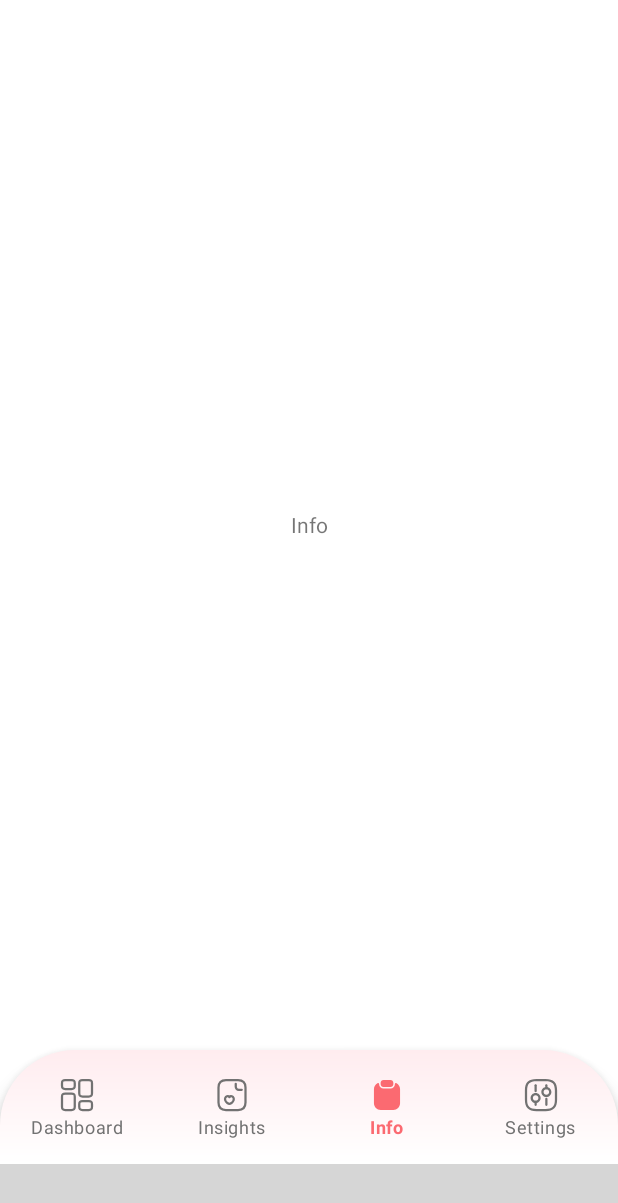
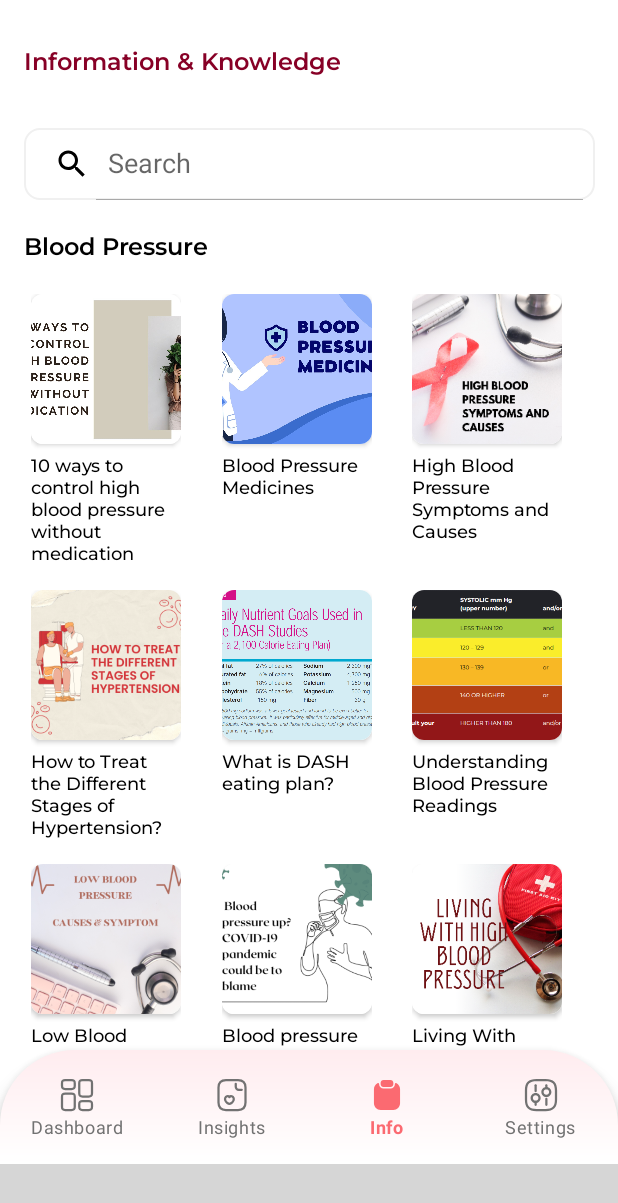
Before and after one commit to Apehero-Saigon/BloodPressure, an Android app: the HomeFragment screen opened through its navigation route, item 3 of the bottom bar chosen, on a phone screen of 412 x 824 dp. Shown: the top 1203 px of the screen. Run offline under Robolectric (Android 15) with nearby library versions, the phone set to English and light mode, and no system bars; our stand-ins replace AdMob, Dagger/Hilt's generated code, data binding, navigation-ui; libraries missing offline, so code that uses them is left out: com.ads.control, com.applovin.sdk, com.bytedance.sdk, com.google.ads.mediation, com.ironsource.mediationsdk and 2 more; pictures from the network do not load; 11 statements that could not run were skipped; grey boxes are pictures that could not be loaded.

Commit message:
Finish info knowledge

```diff
--- a/app/src/main/java/com/blood/App.kt
+++ b/app/src/main/java/com/blood/App.kt
@@ -53,7 +53,7 @@ class App : AdsMultiDexApplication(), HasAndroidInjector {
         Admob.getInstance().setOpenActivityAfterShowInterAds(true)
 
         //Firebase analytics
-        FirebaseUtils.init(this)
+//        FirebaseUtils.init(this)
     }
 
     @Inject
--- /dev/null
+++ b/app/src/main/java/com/blood/data/InfoKnowledge.kt
@@ -0,0 +1,6 @@
+package com.blood.data
+
+import java.io.Serializable
+
+data class InfoKnowledge(val id: Int, val photo: Int, val title: Int, val content: Int) :
+    Serializable
--- a/app/src/main/java/com/blood/di/module/FragmentModule.kt
+++ b/app/src/main/java/com/blood/di/module/FragmentModule.kt
@@ -2,6 +2,7 @@ package com.blood.di.module
 
 import com.blood.ui.fragments.dashboard.DashBoardFragment
 import com.blood.ui.fragments.home.HomeFragment
+import com.blood.ui.fragments.info.InfoDetailFragment
 import com.blood.ui.fragments.info.InfoFragment
 import com.blood.ui.fragments.insight.InsightFragment
 import com.blood.ui.fragments.language.LanguageFragment
@@ -45,6 +46,9 @@ abstract class FragmentModule {
     abstract fun infoFragment(): InfoFragment
 
     @ContributesAndroidInjector
+    abstract fun infoDetailFragment(): InfoDetailFragment
+
+    @ContributesAndroidInjector
     abstract fun settingFragment(): SettingFragment
 
     @ContributesAndroidInjector
--- /dev/null
+++ b/app/src/main/java/com/blood/ui/adapters/BloodPressureInfoKnowledgeAdapter.kt
@@ -0,0 +1,52 @@
+package com.blood.ui.adapters
+
+import android.annotation.SuppressLint
+import android.view.LayoutInflater
+import android.view.View
+import android.view.ViewGroup
+import android.widget.ImageView
+import android.widget.TextView
+import androidx.recyclerview.widget.RecyclerView
+import com.blood.data.InfoKnowledge
+import com.blood.utils.ViewUtils.clickWithDebounce
+import com.bloodpressure.pressuremonitor.bloodpressuretracker.R
+
+class BloodPressureInfoKnowledgeAdapter(
+    var list: List<InfoKnowledge>, val callback: Callback? = null
+) : RecyclerView.Adapter<BloodPressureInfoKnowledgeAdapter.ViewHolder>() {
+
+    override fun onCreateViewHolder(parent: ViewGroup, viewType: Int): ViewHolder {
+        val view = LayoutInflater.from(parent.context)
+            .inflate(R.layout.item_blood_pressure_info_knowledge, parent, false)
+        return ViewHolder(view)
+    }
+
+    override fun getItemCount(): Int {
+        return list.size
+    }
+
+    override fun onBindViewHolder(holder: ViewHolder, position: Int) {
+        val infoKnowledge = list[position]
+
+        holder.photo.setImageResource(infoKnowledge.photo)
+        holder.title.text = holder.itemView.context.getText(infoKnowledge.title)
+        holder.itemView.clickWithDebounce {
+            callback?.onInfoKnowLedgeClicked(infoKnowledge)
+        }
+    }
+
+    inner class ViewHolder(ItemView: View) : RecyclerView.ViewHolder(ItemView) {
+        val photo: ImageView = itemView.findViewById(R.id.ivPhoto)
+        val title: TextView = itemView.findViewById(R.id.tvTitle)
+    }
+
+    @SuppressLint("NotifyDataSetChanged")
+    fun updateDate(list: ArrayList<InfoKnowledge>) {
+        this.list = list
+        notifyDataSetChanged()
+    }
+
+    interface Callback {
+        fun onInfoKnowLedgeClicked(infoKnowledge: InfoKnowledge)
+    }
+}
--- a/app/src/main/java/com/blood/ui/fragments/info/InfoFragment.kt
+++ b/app/src/main/java/com/blood/ui/fragments/info/InfoFragment.kt
@@ -1,16 +1,20 @@
 package com.blood.ui.fragments.info
 
 import android.content.Context
+import androidx.recyclerview.widget.GridLayoutManager
 import com.bloodpressure.pressuremonitor.bloodpressuretracker.R
 import com.bloodpressure.pressuremonitor.bloodpressuretracker.databinding.FragmentInfoBinding
 import com.blood.base.BaseFragment
+import com.blood.data.InfoKnowledge
+import com.blood.ui.adapters.BloodPressureInfoKnowledgeAdapter
 import com.blood.ui.fragments.home.HomeFragment
+import com.blood.ui.fragments.home.HomeFragmentDirections
 import com.blood.ui.fragments.home.HomeViewModel
 import com.blood.ui.fragments.home.IHomeUi
 
 class InfoFragment : BaseFragment<HomeViewModel, FragmentInfoBinding>(
     R.layout.fragment_info, HomeViewModel::class.java
-) {
+), BloodPressureInfoKnowledgeAdapter.Callback {
     var iHomeUi: IHomeUi? = null
 
     override fun onAttach(context: Context) {
@@ -19,4 +23,41 @@ class InfoFragment : BaseFragment<HomeViewModel, FragmentInfoBinding>(
             iHomeUi = parentFragment?.parentFragment as HomeFragment
         }
     }
+
+    override fun initView() {
+        val manager = GridLayoutManager(requireContext(), 3)
+
+        binding.rcvInfo.adapter = BloodPressureInfoKnowledgeAdapter(getListBloodPressure(), this)
+        binding.rcvInfo.layoutManager = manager
+    }
+
+    private fun getListBloodPressure() = mutableListOf(
+        InfoKnowledge(
+            1, R.drawable.img_post_01, R.string.post_01_title, R.string.post_01_content
+        ), InfoKnowledge(
+            2, R.drawable.img_post_03, R.string.post_03_title, R.string.post_03_content
+        ), InfoKnowledge(
+            3, R.drawable.img_post_04, R.string.post_04_title, R.string.post_04_content
+        ), InfoKnowledge(
+            4, R.drawable.img_post_06, R.string.post_06_title, R.string.post_06_content
+        ), InfoKnowledge(
+            5, R.drawable.img_post_07, R.string.post_07_title, R.string.post_07_content
+        ), InfoKnowledge(
+            6, R.drawable.img_post_09, R.string.post_09_title, R.string.post_09_content
+        ), InfoKnowledge(
+            8, R.drawable.img_post_10, R.string.post_10_title, R.string.post_10_content
+        ), InfoKnowledge(
+            9, R.drawable.img_post_11, R.string.post_11_title, R.string.post_11_content
+        ), InfoKnowledge(
+            10, R.drawable.img_post_12, R.string.post_12_title, R.string.post_12_content
+        )
+    )
+
+    override fun onInfoKnowLedgeClicked(infoKnowledge: InfoKnowledge) {
+        iHomeUi?.navigateTo(
+            HomeFragmentDirections.actionHomeFragmentToInfoDetailFragment(
+                infoKnowledge
+            )
+        )
+    }
 }
--- a/app/src/main/java/com/blood/ui/fragments/profile/ProfileEditFragment.kt
+++ b/app/src/main/java/com/blood/ui/fragments/profile/ProfileEditFragment.kt
@@ -3,7 +3,6 @@ package com.blood.ui.fragments.profile
 import android.widget.ArrayAdapter
 import androidx.navigation.fragment.findNavController
 import androidx.navigation.fragment.navArgs
-import com.ads.control.ads.AperoAd
 import com.blood.base.BaseFragment
 import com.blood.data.Profile
 import com.blood.utils.AdsUtils.BannerUtils.loadBanner
--- a/app/src/main/res/layout/fragment_info.xml
+++ b/app/src/main/res/layout/fragment_info.xml
@@ -1,13 +1,59 @@
 <?xml version="1.0" encoding="utf-8"?>
-<layout>
+<layout xmlns:app="http://schemas.android.com/apk/res-auto">
 
-    <androidx.constraintlayout.widget.ConstraintLayout xmlns:android="http://schemas.android.com/apk/res/android"
+    <LinearLayout xmlns:android="http://schemas.android.com/apk/res/android"
+        xmlns:tools="http://schemas.android.com/tools"
         android:layout_width="match_parent"
-        android:layout_height="match_parent">
+        android:layout_height="match_parent"
+        android:background="@color/white"
+        android:orientation="vertical"
+        tools:context=".ui.info.InfoFragment">
+
+
         <TextView
             android:layout_width="match_parent"
-            android:layout_height="match_parent"
-            android:gravity="center"
-            android:text="Info" />
-    </androidx.constraintlayout.widget.ConstraintLayout>
+            android:layout_height="wrap_content"
+            android:layout_marginHorizontal="16dp"
+            android:layout_marginVertical="30dp"
+            android:fontFamily="@font/montserrat_semibold"
+            android:text="@string/information_knowledge"
+            android:textColor="@color/color_text_special"
+            android:textSize="16sp" />
+
+        <androidx.appcompat.widget.Toolbar
+            android:layout_width="match_parent"
+            android:layout_height="wrap_content">
+
+            <androidx.appcompat.widget.SearchView
+                android:id="@+id/searchView"
+                android:layout_width="match_parent"
+                android:layout_height="wrap_content"
+                android:layout_marginHorizontal="15dp"
+                android:background="@drawable/background_dashboard_menu_layout"
+                android:shadowColor="@android:color/transparent"
+                android:textSize="14sp"
+                app:defaultQueryHint="@string/search"
+                app:iconifiedByDefault="false"
+                app:queryHint="@string/search"
+                app:searchHintIcon="@drawable/ic_search"
+                app:searchIcon="@drawable/ic_search" />
+        </androidx.appcompat.widget.Toolbar>
+
+
+        <TextView
+            android:layout_width="match_parent"
+            android:layout_height="wrap_content"
+            android:layout_margin="16dp"
+            android:fontFamily="@font/montserrat_semibold"
+            android:text="@string/blood_pressure"
+            android:textColor="@color/color_text_normal"
+            android:textSize="16sp" />
+
+        <androidx.recyclerview.widget.RecyclerView
+            android:id="@+id/rcvInfo"
+            android:layout_width="match_parent"
+            android:layout_height="wrap_content"
+            android:layout_marginHorizontal="15dp" />
+
+    </LinearLayout>
 </layout>
--- /dev/null
+++ b/app/src/main/res/layout/item_blood_pressure_info_knowledge.xml
@@ -0,0 +1,37 @@
+<?xml version="1.0" encoding="utf-8"?>
+<LinearLayout xmlns:android="http://schemas.android.com/apk/res/android"
+    xmlns:app="http://schemas.android.com/apk/res-auto"
+    android:id="@+id/elementLayout"
+    android:layout_width="100dp"
+    android:layout_height="wrap_content"
+    android:layout_margin="5dp"
+    android:orientation="vertical">
+
+    <androidx.cardview.widget.CardView
+        android:layout_width="100dp"
+        android:layout_height="100dp"
+        android:elevation="10dp"
+        app:cardCornerRadius="8dp">
+
+        <ImageView
+            android:id="@+id/ivPhoto"
+            android:layout_width="match_parent"
+            android:layout_height="match_parent"
+            android:background="@color/white"
+            android:contentDescription="@string/image"
+            android:scaleType="centerCrop"
+            android:src="@drawable/img_info_running" />
+    </androidx.cardview.widget.CardView>
+
+    <TextView
+        android:id="@+id/tvTitle"
+        android:layout_width="match_parent"
+        android:layout_height="wrap_content"
+        android:fontFamily="@font/montserrat_medium"
+        android:paddingVertical="6dp"
+        android:text="@string/how_to_improve_weight_better"
+        android:textAlignment="viewStart"
+        android:textColor="@color/color_text_normal"
+        android:textSize="12sp" />
+
+</LinearLayout>
--- a/app/src/main/res/navigation/main_navigation.xml
+++ b/app/src/main/res/navigation/main_navigation.xml
@@ -42,6 +42,9 @@
         <action
             android:id="@+id/action_homeFragment_to_languageSettingFragment"
             app:destination="@id/languageSettingFragment" />
+        <action
+            android:id="@+id/action_homeFragment_to_infoDetailFragment"
+            app:destination="@id/infoDetailFragment" />
     </fragment>
 
     <fragment
@@ -103,4 +106,15 @@
         android:id="@+id/languageSettingFragment"
         android:name="com.blood.ui.fragments.language.LanguageSettingFragment"
         tools:layout="@layout/fragment_language_setting" />
+
+    <fragment
+        android:id="@+id/infoDetailFragment"
+        android:name="com.blood.ui.fragments.info.InfoDetailFragment"
+        tools:layout="@layout/fragment_info_detail">
+
+        <argument
+            android:name="infoKnowledge"
+            app:argType="com.blood.data.InfoKnowledge"
+            app:nullable="false" />
+    </fragment>
 </navigation>
```
Also changed, not shown: app/build.gradle (+13 -11 lines), app/src/main/AndroidManifest.xml (+13 -0 lines), app/src/main/java/com/blood/ui/fragments/info/InfoDetailFragment.kt (added, +34 -0 lines), app/src/main/java/com/blood/utils/BindingUtils.kt (+6 -3 lines), app/src/main/res/layout/fragment_info_detail.xml (added, +116 -0 lines), 1 other file.
